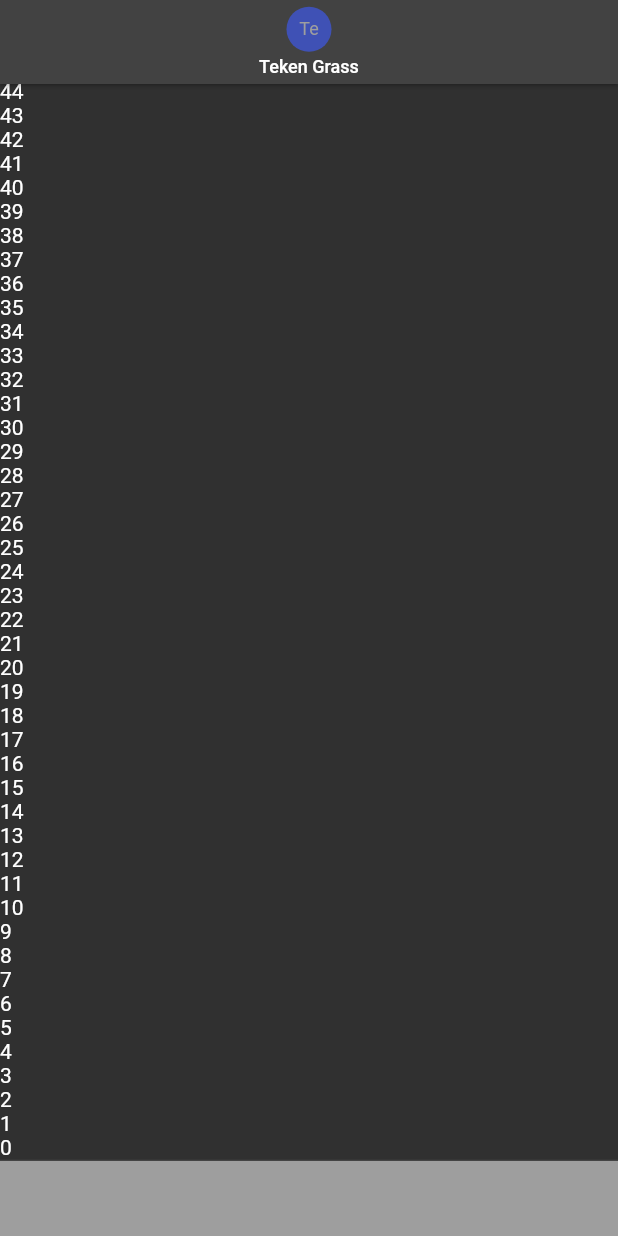
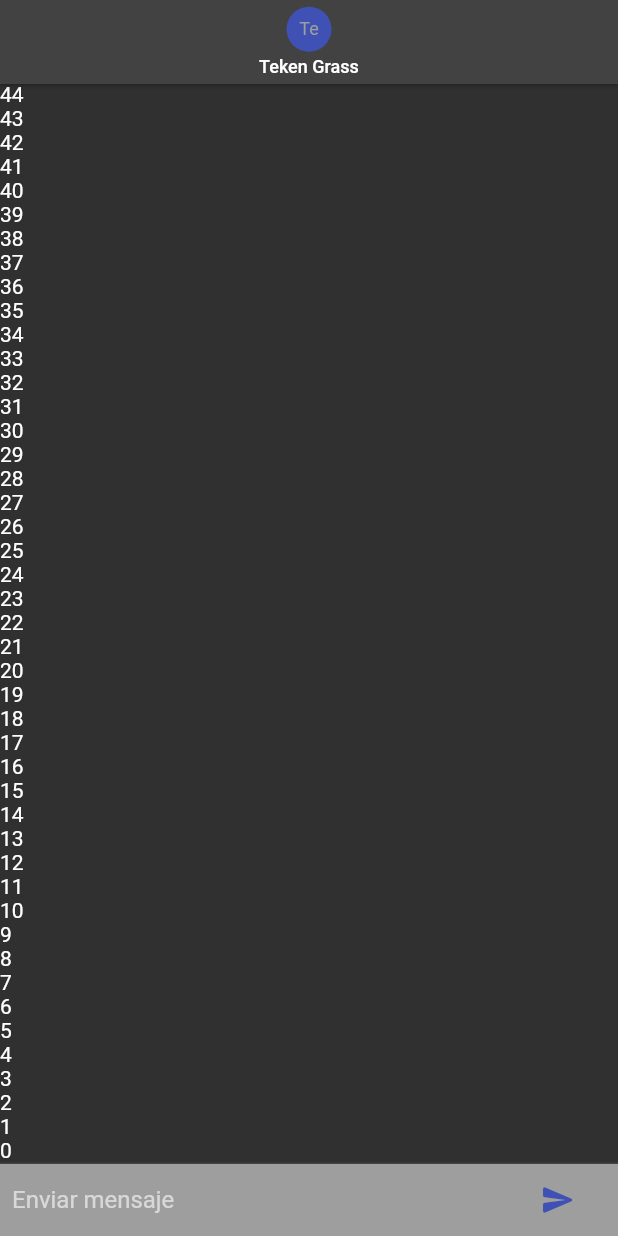
Before and after one commit to CVDE94/RealTime-Chat, a Flutter app: the screen it shows after launch, on a phone screen of 412 x 824 dp. Run offline on Flutter 3.47's test engine with Material 2 defaults, Android fonts, the phone set to English and light mode, and no system bars; our stand-ins replace google_fonts, pull_to_refresh.

Commit message:
Seccion 7: Clase 64. Caja de texto de nuestro chat

```diff
--- a/lib/pages/chat_page.dart
+++ b/lib/pages/chat_page.dart
@@ -1,8 +1,21 @@
+// ignore_for_file: avoid_unnecessary_containers
+
+import 'dart:io';
+
+import 'package:flutter/cupertino.dart';
 import 'package:flutter/material.dart';
 import 'package:google_fonts/google_fonts.dart';
 
-class ChatPage extends StatelessWidget {
+class ChatPage extends StatefulWidget {
   const ChatPage({Key? key}) : super(key: key);
+
+  @override
+  State<ChatPage> createState() => _ChatPageState();
+}
+
+class _ChatPageState extends State<ChatPage> {
+  final _textController = TextEditingController();
+  final _focusNode = FocusNode();
   @override
   Widget build(BuildContext context) {
     return Scaffold(
@@ -12,12 +25,12 @@ class ChatPage extends StatelessWidget {
         title: Column(
           children: [
             CircleAvatar(
+              backgroundColor: Colors.indigo,
+              maxRadius: 15,
               child: Text(
                 'Te',
                 style: GoogleFonts.roboto(fontSize: 12),
               ),
-              backgroundColor: Colors.indigo,
-              maxRadius: 15,
             ),
             const SizedBox(height: 3),
             Text(
@@ -37,15 +50,64 @@ class ChatPage extends StatelessWidget {
                 reverse: true,
               ),
             ),
-            Divider(height: 1),
+            const Divider(height: 1),
             //TODO: Caja de Texto
             Container(
-              height: 50,
               color: Colors.grey,
+              child: _inputChat(),
             )
           ],
         ),
       ),
     );
   }
+
+  Widget _inputChat() {
+    return SafeArea(
+      child: Container(
+        margin: const EdgeInsets.symmetric(horizontal: 8.0),
+        child: Row(
+          children: [
+            Flexible(
+              child: TextField(
+                controller: _textController,
+                onSubmitted: _handleSubmit,
+                onChanged: (value) {
+                  //TODO: cuando hay valor, para poder postear
+                },
+                decoration:
+                    const InputDecoration.collapsed(hintText: 'Enviar mensaje'),
+                focusNode: _focusNode,
+              ),
+            ),
+
+            //Boton de enviar
+            Container(
+              margin: const EdgeInsets.symmetric(horizontal: 4.0),
+              child: Platform.isIOS
+                  ? CupertinoButton(
+                      child: const Text('Enviar'),
+                      onPressed: () {},
+                    )
+                  : Container(
+                      margin: const EdgeInsets.symmetric(horizontal: 4.0),
+                      child: IconButton(
+                          onPressed: () {},
+                          icon: const Icon(
+                            Icons.send_rounded,
+                            color: Colors.indigo,
+                          )),
+                    ),
+            ),
+          ],
+        ),
+      ),
+    );
+  }
+
+  _handleSubmit(String texto) {
+    print(texto);
+    _focusNode.requestFocus();
+    _textController.clear();
+  }
 }
--- a/lib/pages/usuarios_page.dart
+++ b/lib/pages/usuarios_page.dart
@@ -11,7 +11,7 @@ class UsuariosPage extends StatefulWidget {
 }
 
 class _UsuariosPageState extends State<UsuariosPage> {
-  RefreshController _refreshController =
+  final RefreshController _refreshController =
       RefreshController(initialRefresh: false);
 
   final usuarios = [
```
Also changed, not shown: lib/pages/login_page.dart (+2 -5 lines), lib/pages/register_page.dart (+3 -11 lines).
